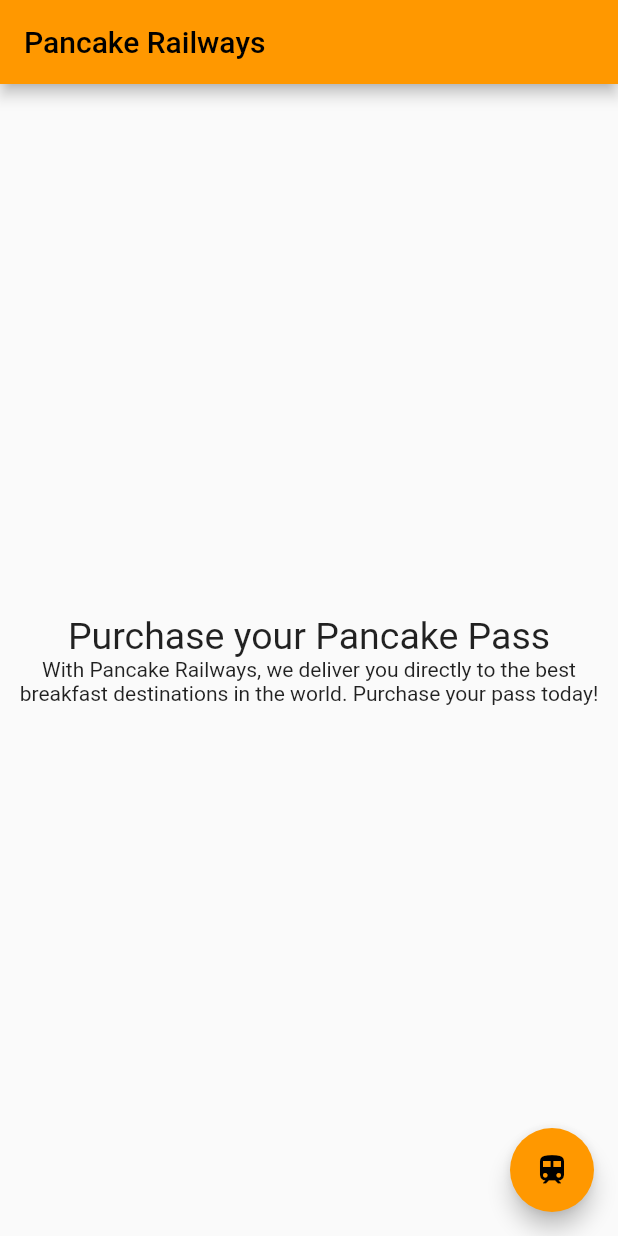
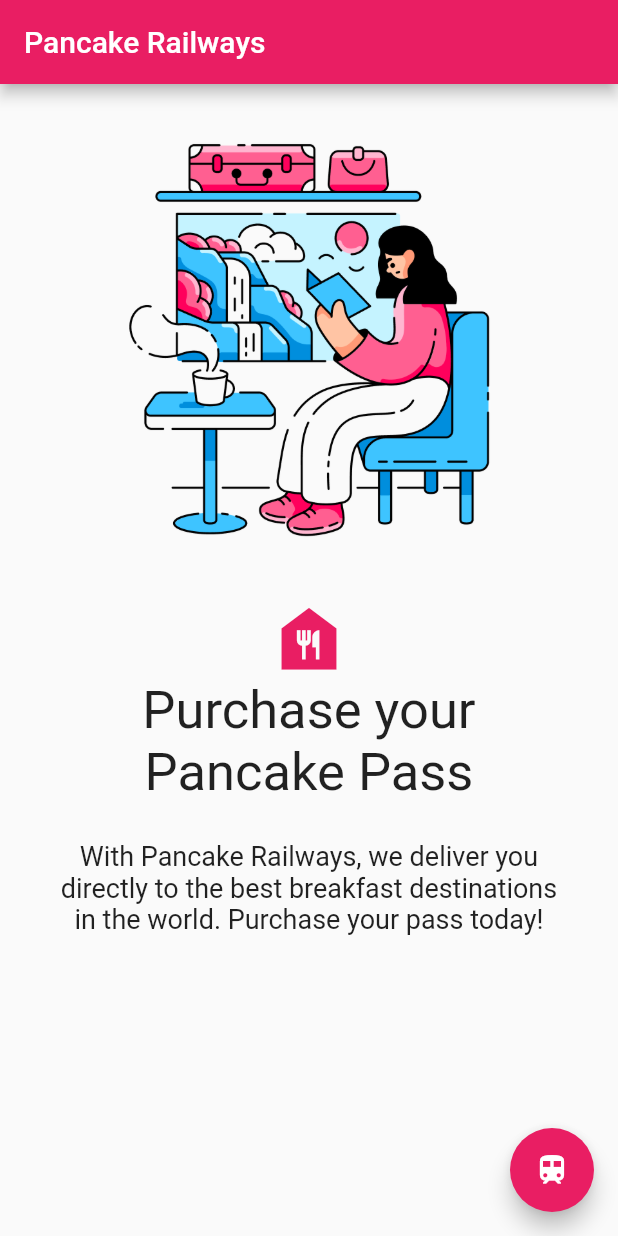
Before and after one commit to SaalikLok/pancake-railways, a Flutter app: the screen it shows after launch, on a phone screen of 412 x 824 dp. Run offline on Flutter 3.47's test engine with Material 2 defaults, Android fonts, the light colour scheme and no system bars.

Commit message:
finish home page design

```diff
--- a/lib/src/app.dart
+++ b/lib/src/app.dart
@@ -10,7 +10,7 @@ class MyApp extends StatelessWidget {
     return MaterialApp(
       title: 'Pancake Railways',
       theme: ThemeData(
-        primarySwatch: Colors.orange,
+        primarySwatch: Colors.pink,
       ),
       home: const HomePage(title: 'Pancake Railways'),
     );
--- a/lib/src/screens/home_page.dart
+++ b/lib/src/screens/home_page.dart
@@ -16,18 +16,33 @@ class _HomePageState extends State<HomePage> {
       appBar: AppBar(
         title: Text(widget.title),
       ),
-      body: Center(
+      body: Container(
+        padding: const EdgeInsets.only(left: 35, right: 35),
         child: Column(
-          mainAxisAlignment: MainAxisAlignment.center,
-          children: const [
-            Text(
+          mainAxisAlignment: MainAxisAlignment.start,
+          children: <Widget>[
+            Padding(
+              padding: const EdgeInsets.all(10),
+              child: Image.asset('assets/train.png'),
+            ),
+            const Icon(
+              Icons.food_bank_sharp,
+              color: Colors.pink,
+              size: 55,
+              semanticLabel: 'Food House Icon',
+            ),
+            const Text(
               'Purchase your Pancake Pass',
-              style: TextStyle(fontSize: 25),
+              style: TextStyle(fontSize: 35),
               textAlign: TextAlign.center,
             ),
-            Text(
-              'With Pancake Railways, we deliver you directly to the best breakfast destinations in the world. Purchase your pass today!',
-              textAlign: TextAlign.center,
+            const Padding(
+              padding: EdgeInsets.only(top: 25),
+              child: Text(
+                'With Pancake Railways, we deliver you directly to the best breakfast destinations in the world. Purchase your pass today!',
+                style: TextStyle(fontSize: 18),
+                textAlign: TextAlign.center,
+              ),
             ),
           ],
         ),
```
